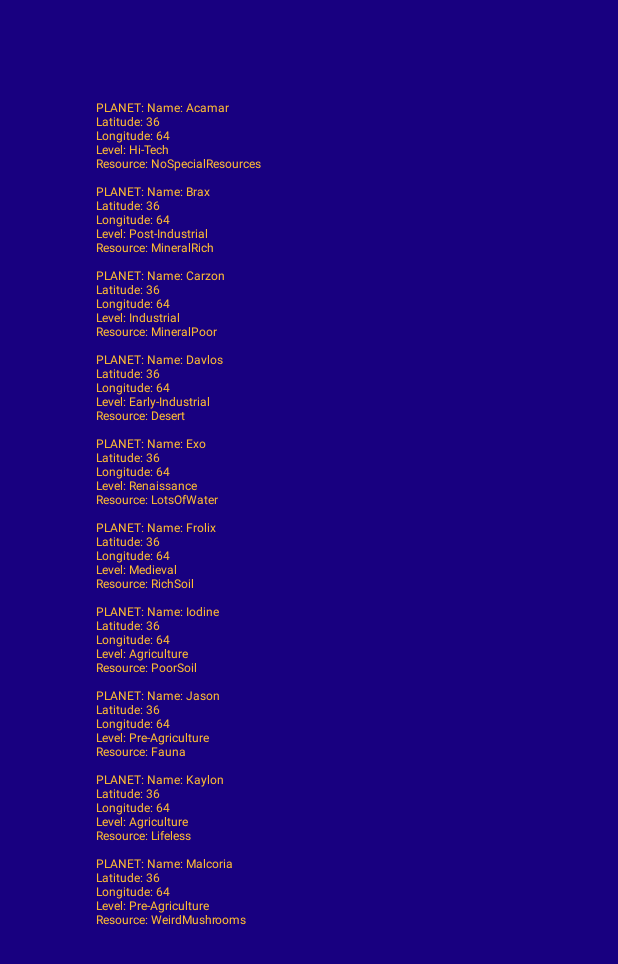
After one commit to marie077/Space-Traders, an Android app: the UniverseActivity screen opened directly, with no data from a screen before it, on a phone screen of 412 x 824 dp. The commit adds this screen. Shown: the top 964 px of the screen. Run offline under Robolectric (Android 15) with nearby library versions, the phone set to English and light mode, and no system bars.

Commit message:
universe config

```diff
--- a/app/src/main/AndroidManifest.xml
+++ b/app/src/main/AndroidManifest.xml
@@ -32,7 +32,7 @@
         </activity>
 
         <activity
-            android:name=".entity.UniverseActivity"
+            android:name=".views.UniverseActivity"
             android:label="lab3NewComponents"
             android:launchMode="singleTop"
             android:theme="@style/AppTheme.NoActionBar">
--- a/app/src/main/java/edu/gatech/cs2340/lab3newcomponents/entity/Planet.java
+++ b/app/src/main/java/edu/gatech/cs2340/lab3newcomponents/entity/Planet.java
@@ -21,7 +21,7 @@ public class Planet {
         this.name = name;
     }
 
-    public int getLatitude(int latitude) {
+    public Integer getLatitude() {
         return this.latitude;
     }
 
@@ -29,7 +29,7 @@ public class Planet {
         this.latitude = latitude;
     }
 
-    public int getLongitude(int longitude) {
+    public Integer getLongitude() {
         return this.longitude;
     }
 
@@ -37,7 +37,7 @@ public class Planet {
         this.longitude = longitude;
     }
 
-    public TechLevel getLevel(TechLevel level) {
+    public TechLevel getLevel() {
         return this.level;
     }
 
@@ -45,7 +45,7 @@ public class Planet {
         this.level = level;
     }
 
-    public Resources getResources(Resources resource) {
+    public Resources getResources() {
         return this.resource;
     }
 
@@ -54,11 +54,16 @@ public class Planet {
     }
 
 
-    public String getName(String name) {
+    public String getName() {
         return this.name;
     }
 
     public void setName(String name) {
         this.name = name;
     }
+
+    @Override
+    public String toString() {
+        return String.format("Planet: %s, latitude: %s, longitude: %s, level: %s, resources: %s", name, latitude, longitude, level, resource);
+    }
 }
--- a/app/src/main/java/edu/gatech/cs2340/lab3newcomponents/entity/Universe.java
+++ b/app/src/main/java/edu/gatech/cs2340/lab3newcomponents/entity/Universe.java
@@ -11,22 +11,42 @@ public class Universe {
     private String name;
     private Planet[] planetObj = new Planet[10];
     private SolarSystem[] solarSystem = new SolarSystem[10];
-    public static List<String> planets = Arrays.asList("Acamar", "Brax", "Carzon", "Davlos",
-            "Exo", "Frolix", "Iodine", "Jason", "Kaylon", "Malcoria");
-    public Planet[] createPlanets() {
+    //private static List<String> planets = Arrays.asList("Acamar", "Brax", "Carzon", "Davlos", "Exo", "Frolix", "Iodine", "Jason", "Kaylon", "Malcoria");
+
+    public Universe(TechLevel tech, Resources resource, Integer latitude, Integer longitude, String name) {
+        this.tech = tech;
+        this.resource = resource;
+        this.latitude = latitude;
+        this.longitude = longitude;
+        this.name = name;
+    }
+    public String createPlanets() {
         int i = 0;
+        List<Integer> list = Arrays.asList(0, 1, 2, 3, 4, 5, 6, 7, 8, 9);
+        List<String> planets = Arrays.asList("Acamar", "Brax", "Carzon", "Davlos", "Exo", "Frolix", "Iodine", "Jason", "Kaylon", "Malcoria");
+        String planetsOut = "";
+        String n = "";
+        TechLevel t;
+        Resources r;
+        int j = 7;
         while (i < 10) {
             Random rand = new Random();
             int result = rand.nextInt(100);
             int result2 = rand.nextInt(100);
-            List<Integer> list = Arrays.asList(0, 1, 2, 3, 4, 5, 6, 7, 8, 9);
-            int randomInt = list.get(rand.nextInt(list.size()));
-            name = planets.get(randomInt);
-            list.remove(randomInt);
-            planetObj[i] = new Planet(name, result, result2, TechLevel.getRandomLevel(), Resources.getRandomResource());
+            List<Integer> list2 = Arrays.asList(0, 1, 2, 3, 4, 5, 6, 7, 8, 9);
+            //int randomInt = list.get(rand.nextInt(list.size()));
+            n = planets.get(i);
+            //list.remove(list.size()-1);
+            t = TechLevel.values()[list2.get(j)];
+            r = Resources.values()[list2.get(i)];
+            Planet plan = new Planet(n, result, result2, t, r);
+//            //Planet plan = planetObj[i];
             i++;
+            j--;
+            j = Math.abs(j);
+            planetsOut += "PLANET: Name: " + plan.getName() + "\nLatitude: " + plan.getLatitude().toString() + "\nLongitude: " + plan.getLongitude().toString() + "\nLevel: " + plan.getLevel().toString() + "\nResource: " + plan.getResources().toString() + "\n\n";
         }
-        return planetObj;
+        return planetsOut;
     }
 
     public SolarSystem[] createSolarSystem() {
@@ -39,4 +59,5 @@ public class Universe {
 
 
 
+
 }
--- /dev/null
+++ b/app/src/main/java/edu/gatech/cs2340/lab3newcomponents/views/UniverseActivity.java
@@ -0,0 +1,37 @@
+package edu.gatech.cs2340.lab3newcomponents.views;
+
+import android.os.Bundle;
+import android.support.v7.app.AppCompatActivity;
+import android.util.Log;
+import android.widget.TextView;
+import android.widget.Toast;
+
+import edu.gatech.cs2340.lab3newcomponents.R;
+import edu.gatech.cs2340.lab3newcomponents.entity.Planet;
+import edu.gatech.cs2340.lab3newcomponents.entity.Resources;
+import edu.gatech.cs2340.lab3newcomponents.entity.TechLevel;
+import edu.gatech.cs2340.lab3newcomponents.entity.Universe;
+
+public class UniverseActivity extends AppCompatActivity {
+
+    private static final String TAG = "Planet: ";
+    private TextView outputText;
+
+
+    @Override
+    protected void onCreate(Bundle instance) {
+        super.onCreate(instance);
+        setContentView(R.layout.universe_edit);
+        outputText = findViewById(R.id.out);
+        String output = "";
+        Universe solarUniv = new Universe(TechLevel.AGRICULTURE, Resources.MINERALRICH,35, 40, "Universe Space");
+        output = solarUniv.createPlanets();
+//        for (int i = 0; i < 10; i++) {
+//            Planet plan = planetArr[0];
+//            output +=  "PLANET: Name: " + plan.getName() + "\nLatitude: " + plan.getLatitude() + "\nLongitude: " + plan.getLongitude() + "\nLevel: " + plan.getLevel() + "\nResource: " + plan.getResources();
+//        }
+        //output += "hi";
+        //Toast.makeText(this,output, Toast.LENGTH_SHORT).show();
+        outputText.setText(output);
+    }
+}
--- a/app/src/main/res/layout/universe_edit.xml
+++ b/app/src/main/res/layout/universe_edit.xml
@@ -1,16 +1,26 @@
-<?xml version="1.0" encoding="utf-8"?>
-<android.support.design.widget.CoordinatorLayout
+<RelativeLayout
     xmlns:android="http://schemas.android.com/apk/res/android"
+    xmlns:app="http://schemas.android.com/apk/res-auto"
     xmlns:tools="http://schemas.android.com/tools"
+    android:id="@+id/universe_edit"
     android:layout_width="match_parent"
     android:layout_height="match_parent"
-    tools:context="edu.gatech.cs2340.lab3newcomponents.entity.UniverseActivity">
+    android:padding="20dp"
+    android:background="#180080"
 
-    <android.support.design.widget.AppBarLayout
-        android:layout_width="match_parent"
+
+
+    app:layout_behavior="@string/appbar_scrolling_view_behavior"
+    tools:context="edu.gatech.cs2340.lab3newcomponents.views.UniverseActivity">
+
+    <TextView
+        android:id="@+id/out"
+        android:layout_width="wrap_content"
         android:layout_height="wrap_content"
-        android:theme="@style/AppTheme.AppBarOverlay" />
-
-    <include layout="@layout/universe" />
-
-</android.support.design.widget.CoordinatorLayout>
+        android:layout_alignParentStart="true"
+        android:layout_alignParentTop="true"
+        android:layout_marginStart="44dp"
+        android:layout_marginTop="46dp"
+        android:textColor="@android:color/holo_orange_light"
+        android:textSize="8sp" />
+</RelativeLayout>
--- a/app/src/main/res/layout/welcome_screen_new.xml
+++ b/app/src/main/res/layout/welcome_screen_new.xml
@@ -84,7 +84,7 @@
         app:srcCompat="@mipmap/ic_launcher_round" />
 
     <Button
-        android:id="@+id/button"
+        android:id="@+id/univbutton"
         android:layout_width="match_parent"
         android:layout_height="wrap_content"
         android:layout_below="@+id/alienPic"
```
Also changed, not shown: app/src/main/java/edu/gatech/cs2340/lab3newcomponents/entity/Resources.java (+5 -5 lines), app/src/main/java/edu/gatech/cs2340/lab3newcomponents/entity/TechLevel.java (+5 -5 lines), app/src/main/java/edu/gatech/cs2340/lab3newcomponents/views/WelcomeActivity.java (+14 -2 lines).
